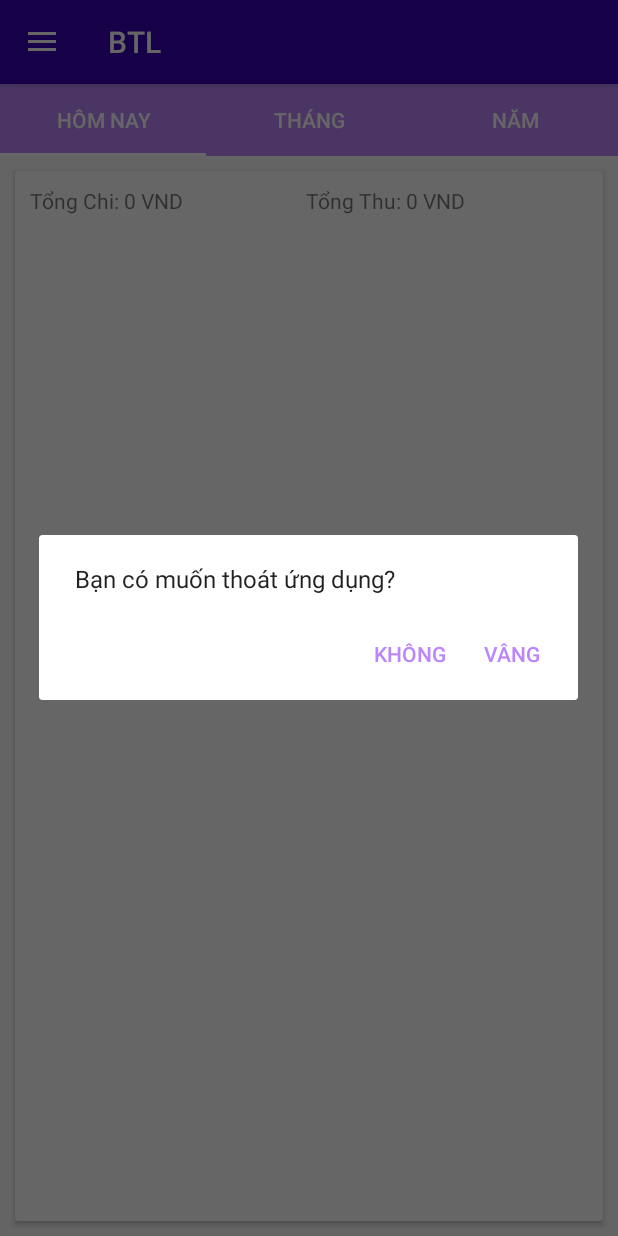
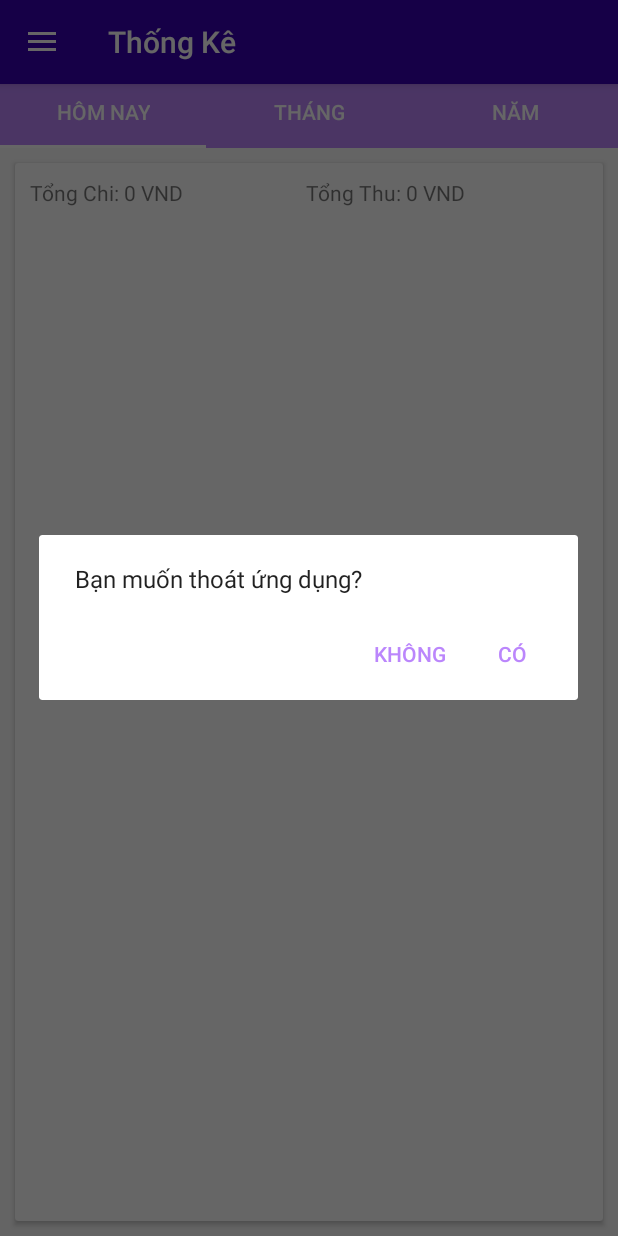
Before and after one commit to nhungwt/btn_AndRoid, an Android app: the MainActivity screen opened directly, with no data from a screen before it, in the side drawer, after a tap on "Thoát", on a phone screen of 412 x 824 dp. Run offline under Robolectric (Android 15) with nearby library versions, the phone set to English and light mode, and no system bars; plain views replace PieChart.

Commit message:
Change title according to Fragment

```diff
--- a/app/src/main/java/com/example/btl/service/MainActivity.java
+++ b/app/src/main/java/com/example/btl/service/MainActivity.java
@@ -31,6 +31,7 @@ public class MainActivity extends AppCompatActivity
 
         Toolbar toolbar = findViewById(R.id.toolbar);
         setSupportActionBar(toolbar);
+
         initEvents(toolbar);
     }
 
@@ -43,20 +44,22 @@ public class MainActivity extends AppCompatActivity
         drawer.addDrawerListener(toggle);
         toggle.syncState();
         navigationView.setNavigationItemSelectedListener(this);
+
         navigationView.setCheckedItem(R.id.nav_ThongKe);
+
+        getSupportActionBar().setTitle("Thống Kê");
         loadFragment(new ThongKeFragment());
-
     }
 
-    @Override
-    public void onBackPressed() {
-        DrawerLayout drawer = findViewById(R.id.drawer_layout);
-        if (drawer.isDrawerOpen(GravityCompat.START)) {
-            drawer.closeDrawer(GravityCompat.START);
-        } else {
-            super.onBackPressed();
-        }
-    }
+//    @Override
+//    public void onBackPressed() {
+//        DrawerLayout drawer = findViewById(R.id.drawer_layout);
+//        if (drawer.isDrawerOpen(GravityCompat.START)) {
+//            drawer.closeDrawer(GravityCompat.START);
+//        } else {
+//            super.onBackPressed();
+//        }
+//    }
 
     @Override
     public boolean onCreateOptionsMenu(Menu menu) {
@@ -66,11 +69,6 @@ public class MainActivity extends AppCompatActivity
 
     @Override
     public boolean onOptionsItemSelected(MenuItem item) {
-        int id = item.getItemId();
-//        if (id == R.id.action_settings) {
-//            return true;
-//        }
-
         return super.onOptionsItemSelected(item);
     }
 
@@ -78,13 +76,17 @@ public class MainActivity extends AppCompatActivity
     public boolean onNavigationItemSelected(MenuItem item) {
         int id = item.getItemId();
         if (id == R.id.nav_KhoanThu) {
+            getSupportActionBar().setTitle("Khoản Thu");
             loadFragment(new ThuFragment());
         } else if (id == R.id.nav_KhoanChi) {
+            getSupportActionBar().setTitle("Khoản Chi");
             loadFragment(new ChiFragment());
         } else if (id == R.id.nav_ThongKe) {
+            getSupportActionBar().setTitle("Thống Kê");
             loadFragment(new ThongKeFragment());
 //        }
 //        else if (id == R.id.nav_GioiThieu) {
+//            getSupportActionBar().setTitle("Giới Thiệu");
 //            loadFragment(new GioiThieuFragment());
         } else if (id == R.id.nav_Thoat) {
             thongBaoCloseApp();
@@ -108,16 +110,18 @@ public class MainActivity extends AppCompatActivity
 
     public void thongBaoCloseApp(){
         AlertDialog.Builder builder = new AlertDialog.Builder(MainActivity.this);
-        builder.setMessage("Bạn có muốn thoát ứng dụng?");
+        builder.setMessage("Bạn muốn thoát ứng dụng?");
         builder.setCancelable(true);
+
         builder.setPositiveButton(
-                "Vâng",
+                "Có",
                 new DialogInterface.OnClickListener() {
                     public void onClick(DialogInterface dialog, int id) {
                         finish();
                         dialog.cancel();
                     }
                 });
+
         builder.setNegativeButton(
                 "Không",
                 new DialogInterface.OnClickListener() {
--- a/app/src/main/res/layout/app_bar_main.xml
+++ b/app/src/main/res/layout/app_bar_main.xml
@@ -5,6 +5,7 @@
     android:layout_width="match_parent"
     android:layout_height="match_parent"
     tools:context=".service.MainActivity">
+
     <com.google.android.material.appbar.AppBarLayout
         android:id="@+id/appbarlayout"
         android:layout_width="match_parent"
@@ -16,12 +17,14 @@
             android:layout_height="?attr/actionBarSize"
             android:background="?attr/colorPrimary"
             app:popupTheme="@style/AppTheme.PopupOverlay" />
-
     </com.google.android.material.appbar.AppBarLayout>
 
-    <include layout="@layout/content_main"
+
+    <include
+        layout="@layout/content_main"
+        android:layout_width="match_parent"
+        android:layout_height="match_parent"
         android:layout_below="@+id/appbarlayout"
-        android:layout_width="match_parent"
-        android:layout_height="match_parent"/>
+        android:layout_marginTop="-5dp" />
 
 </RelativeLayout>
--- a/app/src/main/res/layout/nav_header_main.xml
+++ b/app/src/main/res/layout/nav_header_main.xml
@@ -25,7 +25,7 @@
         android:layout_width="match_parent"
         android:layout_height="wrap_content"
         android:paddingTop="8dp"
-        android:text="Quản lý thu chi"
+        android:text="Quản Lý Thu Chi"
         android:textAppearance="@style/TextAppearance.AppCompat.Body1" />
 
     <TextView
--- a/app/src/main/res/menu/activity_main_drawer.xml
+++ b/app/src/main/res/menu/activity_main_drawer.xml
@@ -8,15 +8,18 @@
             android:id="@+id/nav_KhoanThu"
             android:icon="@drawable/ic_menu_camera"
             android:title="Khoản Thu" />
+
         <item
             android:id="@+id/nav_KhoanChi"
             android:icon="@drawable/ic_menu_gallery"
             android:title="Khoản Chi" />
+
         <item
             android:id="@+id/nav_ThongKe"
             android:icon="@drawable/ic_menu_slideshow"
             android:title="Thống Kê" />
     </group>
+
 
     <item android:title="Giới Thiệu">
         <menu>
--- a/app/src/main/res/values/strings.xml
+++ b/app/src/main/res/values/strings.xml
@@ -1,5 +1,5 @@
 <resources>
-    <string name="app_name">BTL</string>
+    <string name="app_name">Quản Lý Thu Chi</string>
     !-- TODO: Remove or change this placeholder text -->
     <string name="hello_blank_fragment">Hello blank fragment</string>
     <string name="navigation_drawer_open">Open navigation drawer</string>
```
